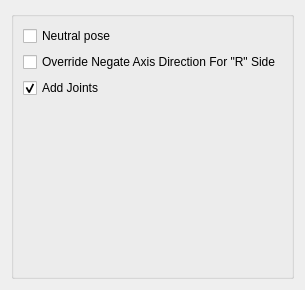
Old version of the form release/scripts/mgear/shifter_epic_components/EPIC_chain_01/settingsUI.ui in the repository mgear-dev/mgear4.
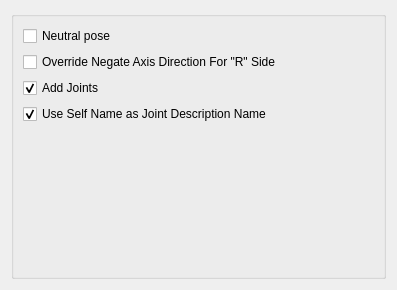
New version of the form.

Commit message: EPIC Components adding support for custom name description Closes #239

What changed in the file:
```diff
--- a/release/scripts/mgear/shifter_epic_components/EPIC_chain_01/settingsUI.ui
+++ b/release/scripts/mgear/shifter_epic_components/EPIC_chain_01/settingsUI.ui
@@ -6,7 +6,7 @@
    <rect>
     <x>0</x>
     <y>0</y>
-    <width>294</width>
+    <width>397</width>
     <height>290</height>
    </rect>
   </property>
@@ -46,6 +46,19 @@
           </property>
          </widget>
         </item>
+        <item>
+         <widget class="QCheckBox" name="descriptionName_checkBox">
+          <property name="toolTip">
+           <string>&lt;html&gt;&lt;head/&gt;&lt;body&gt;&lt;p&gt;If checked will use the component name as description name for joints. This is ideal for the default EPIC naming system.&lt;br/&gt;If we are using default mGear's naming system, is recommended to uncheck this option to avoid repetition in the names.&lt;/p&gt;&lt;/body&gt;&lt;/html&gt;</string>
+          </property>
+          <property name="text">
+           <string notr="true">Use Self Name as Joint Description Name</string>
+          </property>
+          <property name="checked">
+           <bool>true</bool>
+          </property>
+         </widget>
+        </item>
         <item>
          <spacer name="verticalSpacer">
           <property name="orientation">
```
The commit also changes 15 other files.
